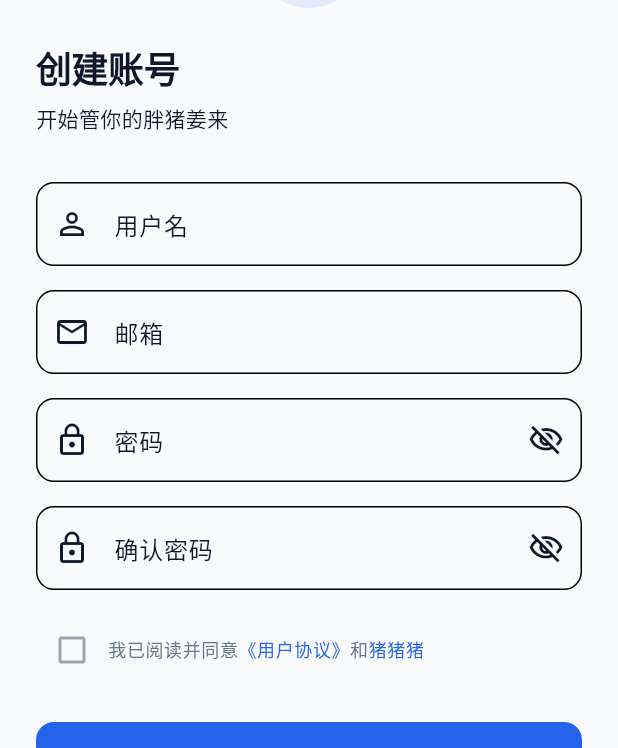
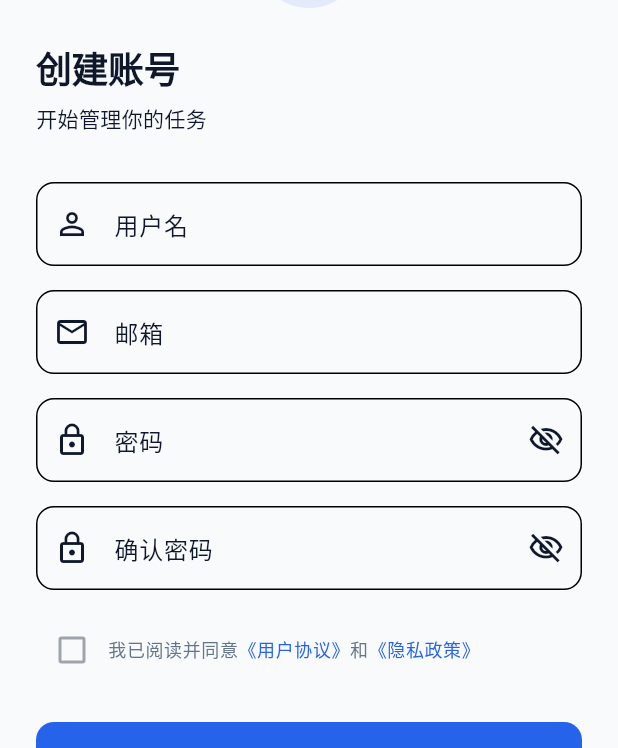
Before and after one commit to AyachiNeneSanobauxichi/Taskly, a Flutter app: the screen it shows after launch, on a phone screen of 412 x 824 dp. Shown: the part 148-896 px from the top of the screen. Run offline on Flutter 3.47's test engine with Material 3 defaults, Android fonts, the phone set to English and light mode, and no system bars.

Commit message:
auth input

```diff
--- a/lib/features/auth/screens/register_screen.dart
+++ b/lib/features/auth/screens/register_screen.dart
@@ -1,4 +1,5 @@
 import "package:flutter/material.dart";
+import "package:todo_app_v1/features/auth/index.dart";
 
 class RegisterScreen extends StatelessWidget {
   const RegisterScreen({super.key});
@@ -6,6 +7,11 @@ class RegisterScreen extends StatelessWidget {
   @override
   Widget build(BuildContext context) {
     final theme = Theme.of(context);
+
+    final nameController = TextEditingController();
+    final emailController = TextEditingController();
+    final passwordController = TextEditingController();
+    final confirmPasswordController = TextEditingController();
 
     return Scaffold(
       body: SafeArea(
@@ -44,7 +50,7 @@ class RegisterScreen extends StatelessWidget {
               const SizedBox(height: 8),
 
               Text(
-                "开始管你的胖猪姜来",
+                "开始管理你的任务",
                 style: theme.textTheme.bodyMedium?.copyWith(
                   color: theme.colorScheme.onSurfaceVariant,
                 ),
@@ -52,56 +58,37 @@ class RegisterScreen extends StatelessWidget {
 
               const SizedBox(height: 32),
 
-              TextField(
-                decoration: InputDecoration(
-                  labelText: "用户名",
-                  prefixIcon: Icon(Icons.person_outline),
-                  border: OutlineInputBorder(
-                    borderRadius: BorderRadius.circular(12),
-                  ),
-                ),
+              AuthInput(
+                label: "用户名",
+                icon: Icons.person_outline,
+                controller: nameController,
+                autofillHints: [AutofillHints.newPassword],
               ),
 
               const SizedBox(height: 16),
 
-              TextField(
+              AuthInput(
+                label: "邮箱",
+                icon: Icons.mail_outline,
+                controller: emailController,
                 keyboardType: TextInputType.emailAddress,
-                decoration: InputDecoration(
-                  labelText: "邮箱",
-                  prefixIcon: const Icon(Icons.mail_outline),
-                  border: OutlineInputBorder(
-                    borderRadius: BorderRadius.circular(12),
-                  ),
-                ),
+                autofillHints: [AutofillHints.email],
               ),
 
               const SizedBox(height: 16),
 
-              TextField(
-                obscureText: true,
-                decoration: InputDecoration(
-                  labelText: "密码",
-                  prefixIcon: const Icon(Icons.lock_outline),
-                  suffixIcon: const Icon(Icons.visibility_off_outlined),
-                  border: OutlineInputBorder(
-                    borderRadius: BorderRadius.circular(12),
-                  ),
-                ),
+              AuthPassword(
+                label: "密码",
+                controller: passwordController,
+                autofillHints: [AutofillHints.newPassword],
               ),
 
               const SizedBox(height: 16),
 
-              // ⑥ 确认密码
-              TextField(
-                obscureText: true,
-                decoration: InputDecoration(
-                  labelText: "确认密码",
-                  prefixIcon: const Icon(Icons.lock_outline),
-                  suffixIcon: const Icon(Icons.visibility_off_outlined),
-                  border: OutlineInputBorder(
-                    borderRadius: BorderRadius.circular(12),
-                  ),
-                ),
+              AuthPassword(
+                label: "确认密码",
+                controller: confirmPasswordController,
+                autofillHints: [AutofillHints.newPassword],
               ),
 
               const SizedBox(height: 16),
@@ -121,7 +108,7 @@ class RegisterScreen extends StatelessWidget {
                           ),
                           const TextSpan(text: "和"),
                           TextSpan(
-                            text: "猪猪猪",
+                            text: "《隐私政策》",
                             style: TextStyle(color: theme.colorScheme.primary),
                           ),
                         ],
--- a/lib/features/auth/widgets/auth_input.dart
+++ b/lib/features/auth/widgets/auth_input.dart
@@ -0,0 +1,34 @@
+import "package:flutter/material.dart";
+
+class AuthInput extends StatelessWidget {
+  const AuthInput({
+    super.key,
+    required this.label,
+    required this.icon,
+    this.controller,
+    this.keyboardType,
+    this.textInputAction,
+    this.validator,
+    this.autofillHints,
+  });
+
+  final String label;
+  final IconData icon;
+  final TextEditingController? controller;
+  final TextInputType? keyboardType;
+  final TextInputAction? textInputAction;
+  final String? Function(String?)? validator;
+  final Iterable<String>? autofillHints;
+
+  @override
+  Widget build(BuildContext context) {
+    return TextFormField(
+      controller: controller,
+      keyboardType: keyboardType,
+      textInputAction: textInputAction,
+      validator: validator,
+      autofillHints: autofillHints,
+      decoration: InputDecoration(labelText: label, prefixIcon: Icon(icon)),
+    );
+  }
+}
--- a/lib/features/auth/widgets/auth_password.dart
+++ b/lib/features/auth/widgets/auth_password.dart
@@ -0,0 +1,50 @@
+import "package:flutter/material.dart";
+
+class AuthPassword extends StatefulWidget {
+  const AuthPassword({
+    super.key,
+    required this.label,
+    this.controller,
+    this.textInputAction,
+    this.validator,
+    this.autofillHints,
+  });
+
+  final String label;
+  final TextEditingController? controller;
+  final TextInputAction? textInputAction;
+  final String? Function(String?)? validator;
+  final Iterable<String>? autofillHints;
+
+  @override
+  State<AuthPassword> createState() => _AuthPasswordState();
+}
+
+class _AuthPasswordState extends State<AuthPassword> {
+  bool _obscure = true;
+  void _toggle() => setState(() => _obscure = !_obscure);
+
+  @override
+  Widget build(BuildContext context) {
+    return TextFormField(
+      controller: widget.controller,
+      obscureText: _obscure,
+      textInputAction: widget.textInputAction,
+      validator: widget.validator,
+      autofillHints: widget.autofillHints,
+      decoration: InputDecoration(
+        labelText: widget.label,
+        prefixIcon: const Icon(Icons.lock_outline),
+        suffixIcon: IconButton(
+          onPressed: _toggle,
+          tooltip: _obscure ? "显示密码" : "隐藏密码",
+          icon: Icon(
+            _obscure
+                ? Icons.visibility_off_outlined
+                : Icons.visibility_outlined,
+          ),
+        ),
+      ),
+    );
+  }
+}
--- /dev/null
+++ b/lib/theme/app_spacing.dart
@@ -0,0 +1,11 @@
+abstract final class WsyAppSpacing {
+  static const double xs = 8;
+  static const double sm = 16;
+  static const double md = 24;
+  static const double lg = 32;
+}
+
+abstract final class WsyAppRadius {
+  static const double input = 12;
+  static const double button = 12;
+}
--- a/lib/theme/app_theme.dart
+++ b/lib/theme/app_theme.dart
@@ -17,6 +17,7 @@ abstract final class WsyAppTheme {
       colorScheme: wsyColorScheme,
       scaffoldBackgroundColor: WsyAppColors.background,
       textTheme: WsyAppTextStyles.lightTextTheme,
+      inputDecorationTheme: _inputDecorationTheme(),
       dividerTheme: const DividerThemeData(
         color: WsyAppColors.border,
         thickness: 1,
@@ -40,7 +41,7 @@ abstract final class WsyAppTheme {
       colorScheme: wsyColorScheme,
       scaffoldBackgroundColor: WsyAppColors.darkBackground,
       textTheme: WsyAppTextStyles.darkTextTheme,
-      // inputDecorationTheme: _inputDecorationTheme(colorScheme),
+      inputDecorationTheme: _inputDecorationTheme(),
       // filledButtonTheme: _filledButtonTheme,
       dividerTheme: const DividerThemeData(
         color: WsyAppColors.darkSurface,
@@ -49,4 +50,12 @@ abstract final class WsyAppTheme {
       visualDensity: VisualDensity.adaptivePlatformDensity,
     );
   }
+
+  static InputDecorationTheme _inputDecorationTheme() {
+    return InputDecorationTheme(
+      border: OutlineInputBorder(
+        borderRadius: BorderRadius.circular(WsyAppRadius.input),
+      ),
+    );
+  }
 }
--- a/lib/theme/index.dart
+++ b/lib/theme/index.dart
@@ -1,3 +1,4 @@
 export "app_theme.dart";
 export "app_colors.dart";
 export "app_text_styles.dart";
+export "app_spacing.dart";
```
Also changed, not shown: 1 other file.
